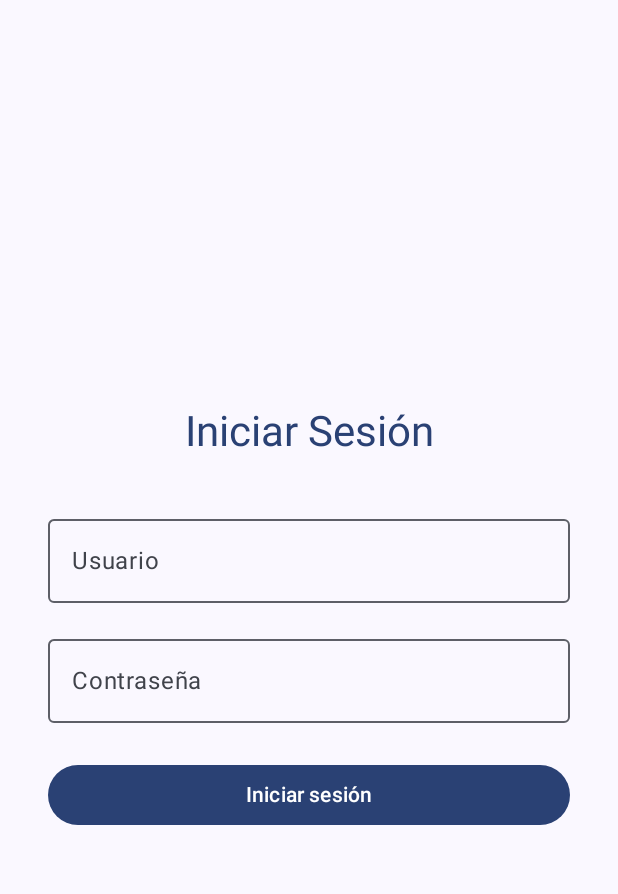
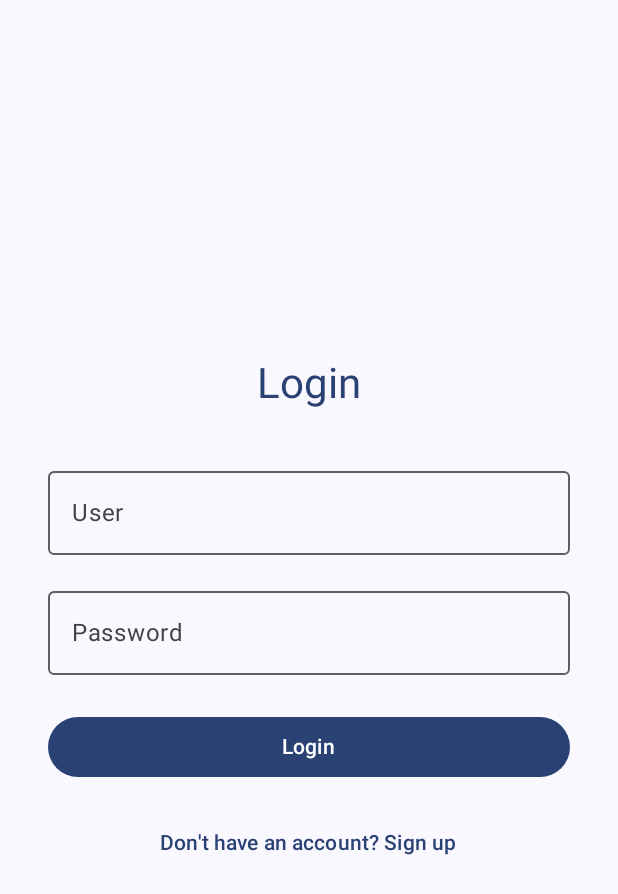
Before and after one commit to GymPower/basket-trainer, an Android app built with Jetpack Compose: the LoginScreen screen opened through its navigation route, on a phone screen of 412 x 824 dp. Shown: the top 894 px of the screen. Run offline under Robolectric (Android 15) with nearby library versions, the phone set to English and light mode, and no system bars.

Commit message:
feat: implementación del Login, Register y conexión al backend con Retrofit

```diff
--- a/android-app/app/build.gradle.kts
+++ b/android-app/app/build.gradle.kts
@@ -59,4 +59,7 @@ dependencies {
     debugImplementation(libs.androidx.ui.test.manifest)
     implementation("androidx.navigation:navigation-compose:2.7.5")
     implementation("androidx.core:core-splashscreen:1.0.1")
+    implementation ("com.squareup.retrofit2:retrofit:2.9.0")
+    implementation ("com.squareup.retrofit2:converter-gson:2.9.0")
+
 }
--- /dev/null
+++ b/android-app/app/src/main/java/com/example/mybaskettrainer/data/remote/ApiClient.kt
@@ -0,0 +1,16 @@
+package com.example.mybaskettrainer.data.remote
+
+import retrofit2.Retrofit
+import retrofit2.converter.gson.GsonConverterFactory
+
+object ApiClient {
+    private const val BASE_URL = "http://10.0.2.2:8080"
+
+    val authApi: AuthApi by lazy {
+        Retrofit.Builder()
+            .baseUrl(BASE_URL)
+            .addConverterFactory(GsonConverterFactory.create())
+            .build()
+            .create(AuthApi::class.java)
+    }
+}
--- /dev/null
+++ b/android-app/app/src/main/java/com/example/mybaskettrainer/data/remote/AuthApi.kt
@@ -0,0 +1,12 @@
+package com.example.mybaskettrainer.data.remote
+
+import com.example.mybaskettrainer.data.remote.dto.LoginRequest
+import com.example.mybaskettrainer.data.remote.dto.LoginResponse
+import retrofit2.Response
+import retrofit2.http.Body
+import retrofit2.http.POST
+
+interface AuthApi {
+    @POST("/api/auth/login")
+    suspend fun login(@Body request: LoginRequest): Response<LoginResponse>
+}
--- /dev/null
+++ b/android-app/app/src/main/java/com/example/mybaskettrainer/data/remote/dto/LoginResponse.kt
@@ -0,0 +1,6 @@
+package com.example.mybaskettrainer.data.remote.dto
+
+data class LoginResponse(
+    val message: String,
+    val trainerDni: String?
+)
--- a/android-app/app/src/main/java/com/example/mybaskettrainer/navigation/Navigation.kt
+++ b/android-app/app/src/main/java/com/example/mybaskettrainer/navigation/Navigation.kt
@@ -6,6 +6,7 @@ import androidx.navigation.compose.composable
 import androidx.navigation.compose.rememberNavController
 import com.example.mybaskettrainer.ui.screens.LoginScreen
 import com.example.mybaskettrainer.ui.screens.MainScreen
+import com.example.mybaskettrainer.ui.screens.RegisterScreen
 import com.example.mybaskettrainer.ui.screens.SplashScreen
 
 @Composable
@@ -26,6 +27,9 @@ fun Navigation(
         composable(Routes.LoginScreen.route) {
             LoginScreen(navController)
         }
+        composable(Routes.RegisterScreen.route) {
+            RegisterScreen(navController)
+        }
 
 
     }
--- a/android-app/app/src/main/java/com/example/mybaskettrainer/navigation/Routes.kt
+++ b/android-app/app/src/main/java/com/example/mybaskettrainer/navigation/Routes.kt
@@ -4,5 +4,5 @@ sealed class Routes(val route: String) {
     object MainScreen : Routes("main_screen")
     object SplashScreen : Routes("splash_screen")
     object LoginScreen : Routes("login_screen")
-
+    object RegisterScreen : Routes("register_screen")
 }
--- a/android-app/app/src/main/java/com/example/mybaskettrainer/ui/screens/LoginScreen.kt
+++ b/android-app/app/src/main/java/com/example/mybaskettrainer/ui/screens/LoginScreen.kt
@@ -1,5 +1,6 @@
 package com.example.mybaskettrainer.ui.screens
 
+import android.widget.Toast
 import androidx.compose.foundation.layout.Arrangement
 import androidx.compose.foundation.layout.Column
 import androidx.compose.foundation.layout.Spacer
@@ -11,7 +12,7 @@ import androidx.compose.material3.Button
 import androidx.compose.material3.MaterialTheme
 import androidx.compose.material3.OutlinedTextField
 import androidx.compose.material3.Text
-import androidx.compose.material3.TextField
+import androidx.compose.material3.TextButton
 import androidx.compose.runtime.Composable
 import androidx.compose.runtime.getValue
 import androidx.compose.runtime.setValue
@@ -19,17 +20,26 @@ import androidx.compose.runtime.mutableStateOf
 import androidx.compose.runtime.remember
 import androidx.compose.ui.Alignment
 import androidx.compose.ui.Modifier
+import androidx.compose.ui.res.stringResource
 import androidx.compose.ui.text.input.PasswordVisualTransformation
 import androidx.compose.ui.tooling.preview.Preview
 import androidx.compose.ui.unit.dp
 import androidx.navigation.NavHostController
 import androidx.navigation.compose.rememberNavController
+import com.example.mybaskettrainer.R
+import com.example.mybaskettrainer.data.remote.dto.LoginRequest
 import com.example.mybaskettrainer.ui.theme.MyBasketTrainerTheme
+import kotlinx.coroutines.CoroutineScope
+import kotlinx.coroutines.Dispatchers
+import kotlinx.coroutines.launch
+import kotlinx.coroutines.withContext
 
 @Composable
 fun LoginScreen(navController: NavHostController) {
     var username by remember { mutableStateOf("") }
     var password by remember { mutableStateOf("") }
+    val context = androidx.compose.ui.platform.LocalContext.current
+    val api = com.example.mybaskettrainer.data.remote.ApiClient.authApi
 
     Column(
         modifier = Modifier
@@ -39,7 +49,7 @@ fun LoginScreen(navController: NavHostController) {
         horizontalAlignment = Alignment.CenterHorizontally
     ) {
         Text(
-            text = "Iniciar Sesión",
+            text = stringResource(id = R.string.login),
             style = MaterialTheme.typography.headlineMedium,
             color = MaterialTheme.colorScheme.primary
         )
@@ -49,7 +59,7 @@ fun LoginScreen(navController: NavHostController) {
         OutlinedTextField(
             value = username,
             onValueChange = { username = it },
-            label = { Text("Usuario") },
+            label = { Text(text = stringResource(R.string.user)) },
             singleLine = true,
             modifier = Modifier.fillMaxWidth()
         )
@@ -59,7 +69,7 @@ fun LoginScreen(navController: NavHostController) {
         OutlinedTextField(
             value = password,
             onValueChange = { password = it },
-            label = { Text("Contraseña") },
+            label = { Text(text = stringResource(R.string.password)) },
             singleLine = true,
             visualTransformation = PasswordVisualTransformation(),
             modifier = Modifier.fillMaxWidth()
@@ -69,11 +79,46 @@ fun LoginScreen(navController: NavHostController) {
 
         Button(
             onClick = {
-                // Aquí haremos el login
+                val loginRequest = LoginRequest(username, password)
+
+                CoroutineScope(Dispatchers.IO).launch {
+                    try {
+                        val response = api.login(loginRequest)
+                        withContext(Dispatchers.Main) {
+                            if (response.isSuccessful && response.body()?.trainerDni != null) {
+                                navController.navigate("mainScreen")
+                            } else {
+                                Toast.makeText(
+                                    context,
+                                    "Usuario o contraseña incorrectos",
+                                    Toast.LENGTH_LONG
+                                ).show()
+                            }
+                        }
+                    } catch (e: Exception) {
+                        withContext(Dispatchers.Main) {
+                            Toast.makeText(
+                                context,
+                                "Error de conexión: ${e.localizedMessage}",
+                                Toast.LENGTH_LONG
+                            ).show()
+                        }
+                    }
+                }
             },
             modifier = Modifier.fillMaxWidth()
         ) {
-            Text("Iniciar sesión")
+            Text(text = stringResource(R.string.login))
+        }
+
+        Spacer(modifier = Modifier.height(16.dp))
+
+        TextButton(
+            onClick = {
+                navController.navigate("registerScreen")
+            }
+        ) {
+            Text(text = stringResource(R.string.text_to_register))
         }
     }
 }
--- a/android-app/app/src/main/res/values/strings.xml
+++ b/android-app/app/src/main/res/values/strings.xml
@@ -1,4 +1,8 @@
 <resources>
     <string name="app_name">MyBasketTrainer</string>
     <string name="welcome_message">Welcome to BasketTrainer</string>
+    <string name="login">Login</string>
+    <string name="user">User</string>
+    <string name="password">Password</string>
+    <string name="text_to_register">Don\'t have an account? Sign up</string>
 </resources>
```
Also changed, not shown: android-app/app/src/main/java/com/example/mybaskettrainer/data/remote/dto/LoginRequest.kt (added, +7 -0 lines), android-app/app/src/main/java/com/example/mybaskettrainer/ui/screens/RegisterScreen.kt (added, +82 -0 lines), android-app/app/src/main/java/com/example/mybaskettrainer/utils/ApiClient.kt (added, +15 -0 lines), 1 other file.
